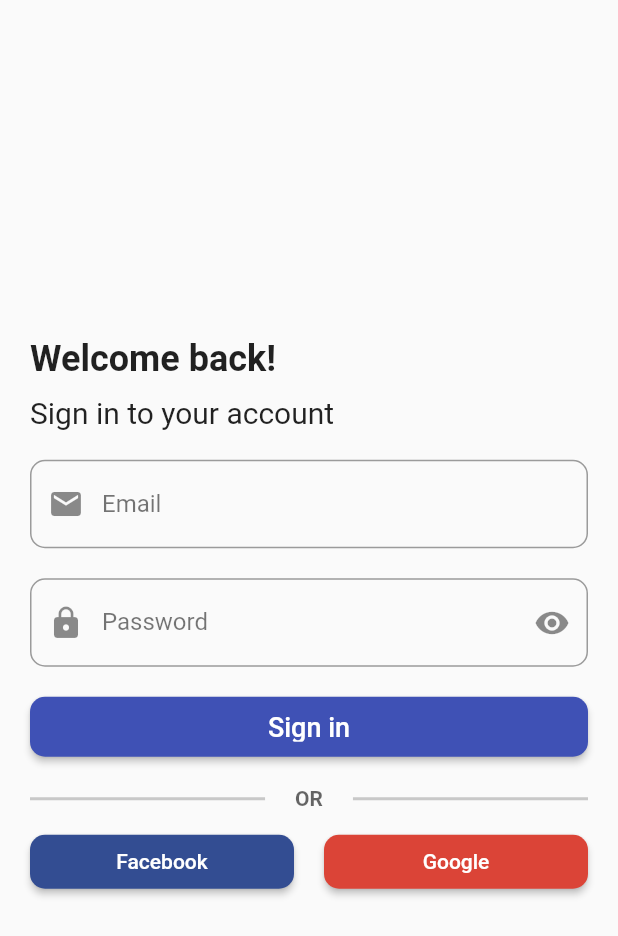
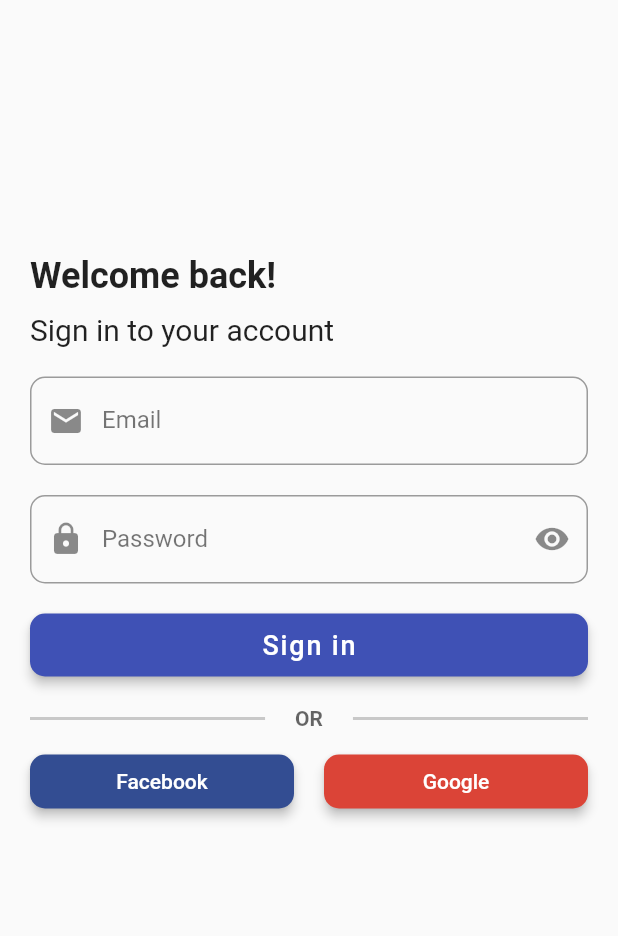
Before and after one commit to rragnarsd/grocery_app, a Flutter app: the screen it shows after launch, after a tap on "Sign in", on a phone screen of 412 x 824 dp. Shown: the top 936 px of the screen. Run offline on Flutter 3.47's test engine with Material 2 defaults, Android fonts, the phone set to English and light mode, and no system bars; our stand-ins replace badges, carousel_pro, cloud_firestore, firebase_auth, firebase_core, google_sign_in; missing offline and left inert: flutter_login_facebook, toggle_bar; accounts and stored records are empty.

Commit message:
landing page

```diff
--- a/lib/main.dart
+++ b/lib/main.dart
@@ -34,9 +34,8 @@ class MyApp extends StatelessWidget {
         debugShowCheckedModeBanner: false,
         title: 'Farmers Market',
         theme: ThemeData(
-          primarySwatch: Colors.indigo,
-          visualDensity: VisualDensity.adaptivePlatformDensity
-        ),
+            primarySwatch: Colors.indigo,
+            visualDensity: VisualDensity.adaptivePlatformDensity),
         initialRoute: '/AuthState',
         routes: {
           '/BottomBarScreen': (context) => BottomBarScreen(),
--- a/lib/screens/landing_screen.dart
+++ b/lib/screens/landing_screen.dart
@@ -1,27 +1,85 @@
 import 'package:flutter/material.dart';
 
-class LandingScreen extends StatelessWidget {
+class LandingScreen extends StatefulWidget {
+  @override
+  _LandingScreenState createState() => _LandingScreenState();
+}
+
+class _LandingScreenState extends State<LandingScreen> {
   @override
   Widget build(BuildContext context) {
     return Scaffold(
-      body: Padding(
+      body: Container(
+          child: Stack(
+        children: [
+          Container(
+            decoration: BoxDecoration(
+                image: DecorationImage(
+              image: AssetImage('assets/images/brooke-lark.jpg'),
+              fit: BoxFit.cover,
+            ),
+            ),
+          ),
+          Container(
+            height: double.infinity,
+            decoration: BoxDecoration(
+              color: Colors.white,
+              gradient: LinearGradient(
+                begin: FractionalOffset.topLeft,
+                end: FractionalOffset.bottomRight,
+                colors: [
+                  Colors.white.withOpacity(0.0),
+                  Colors.grey.shade200
+                ],
+                stops: [0.0, 1.0],
+              ),
+            ),
+          ),
+          Padding(
             padding: const EdgeInsets.all(20.0),
             child: Column(
               mainAxisAlignment: MainAxisAlignment.center,
               children: [
+                      /*Container(
+                child: Image.asset('assets/images/logo.png'),
+              ),*/
                 Container(
                   width: double.infinity,
+                  height: 42.0,
                   child: ElevatedButton(
-                  child: Text('Sign in'),
+                      child: Text(
+                        'Sign in',
+                        style: TextStyle(fontSize: 18.0, color: Colors.indigo, letterSpacing: 1.2),
+                      ),
+                      style: ElevatedButton.styleFrom(
+                        elevation: 3,
+                        shape: RoundedRectangleBorder(
+                          borderRadius: BorderRadius.circular(10.0),
+                        ),
+                        primary: Colors.white.withOpacity(0.9),
+                        padding: EdgeInsets.all(10.0),
+                      ),
                       onPressed: () {
                         Navigator.pushNamed(context, '/SignInForm');
+                        print('hello');
                       }),
                 ),
-            SizedBox(height: 10.0),
+                SizedBox(height: 20.0),
                 Container(
                   width: double.infinity,
+                  height: 42.0,
                   child: ElevatedButton(
-                  child: Text('Register'),
+                      child: Text(
+                        'Register',
+                        style: TextStyle(fontSize: 18.0, letterSpacing: 1.2),
+                      ),
+                      style: ElevatedButton.styleFrom(
+                        elevation: 3,
+                        shape: RoundedRectangleBorder(
+                          borderRadius: BorderRadius.circular(10.0),
+                        ),
+                        padding: EdgeInsets.all(10.0),
+                      ),
                       onPressed: () {
                         Navigator.pushNamed(context, '/RegisterForm');
                       }),
@@ -29,6 +87,8 @@ class LandingScreen extends StatelessWidget {
               ],
             ),
           ),
+        ],
+      )),
     );
   }
 }
--- a/lib/widgets/auth/login_form.dart
+++ b/lib/widgets/auth/login_form.dart
@@ -53,6 +53,7 @@ class _SignInFormState extends State<SignInForm> {
     try {
       await _auth.signInWithEmailAndPassword(
           email: _emailController.text, password: _passwordController.text);
+      Navigator.of(context).pop();
     } catch (error) {
       showAlertDialog(context,
           title: 'Signed in failed',
@@ -79,6 +80,7 @@ class _SignInFormState extends State<SignInForm> {
           GoogleAuthProvider.credential(
               accessToken: googleAuth.accessToken, idToken: googleAuth.idToken),
         );
+        Navigator.of(context).pop();
         return authResult.user;
       } else {
         throw FirebaseAuthException(
@@ -103,6 +105,7 @@ class _SignInFormState extends State<SignInForm> {
         final userCredential = await _auth.signInWithCredential(
           FacebookAuthProvider.credential(accessToken.token),
         );
+        Navigator.of(context).pop();
         return userCredential.user;
       case FacebookLoginStatus.cancel:
         throw FirebaseAuthException(
@@ -129,10 +132,13 @@ class _SignInFormState extends State<SignInForm> {
     return Scaffold(
       body: Padding(
         padding: const EdgeInsets.all(20.0),
+        child: SingleChildScrollView(
           child: Column(
               crossAxisAlignment: CrossAxisAlignment.start,
-            mainAxisAlignment: MainAxisAlignment.center,
               children: [
+            SizedBox(
+              height: 150,
+            ),
             Column(
               crossAxisAlignment: CrossAxisAlignment.start,
               children: [
@@ -211,13 +217,14 @@ class _SignInFormState extends State<SignInForm> {
                         )
                       : Container(
                           width: double.infinity,
-                            height: 40.0,
+                          height: 42.0,
                           child: ElevatedButton(
                             child: Text(
                               'Sign in',
-                                style: TextStyle(fontSize: 18.0),
+                              style: TextStyle(fontSize: 18.0, letterSpacing: 1.2),
                             ),
                             style: ElevatedButton.styleFrom(
+                              elevation: 3,
                               shape: RoundedRectangleBorder(
                                 borderRadius: BorderRadius.circular(10.0),
                               ),
@@ -268,6 +275,7 @@ class _SignInFormState extends State<SignInForm> {
                           child: Text('Facebook'),
                           onPressed: _signInWithFacebook,
                           style: ElevatedButton.styleFrom(
+                            elevation: 3,
                             shape: RoundedRectangleBorder(
                               borderRadius: BorderRadius.circular(10.0),
                             ),
@@ -283,6 +291,7 @@ class _SignInFormState extends State<SignInForm> {
                           child: Text('Google'),
                           onPressed: _signInWithGoogle,
                           style: ElevatedButton.styleFrom(
+                              elevation: 3,
                               shape: RoundedRectangleBorder(
                                 borderRadius: BorderRadius.circular(10.0),
                               ),
@@ -296,6 +305,7 @@ class _SignInFormState extends State<SignInForm> {
             ),
           ]),
         ),
+      ),
     );
   }
 }
--- a/lib/widgets/auth/register_form.dart
+++ b/lib/widgets/auth/register_form.dart
@@ -63,6 +63,7 @@ class _RegisterFormState extends State<RegisterForm> {
         'email': _emailAddress,
         'imgUrl': '',
       });
+      Navigator.of(context).pop();
     } catch (error) {
       showAlertDialog(context,
           title: 'Register failed',
@@ -89,6 +90,7 @@ class _RegisterFormState extends State<RegisterForm> {
           GoogleAuthProvider.credential(
               accessToken: googleAuth.accessToken, idToken: googleAuth.idToken),
         );
+        Navigator.of(context).pop();
         return authResult.user;
       } else {
         throw FirebaseAuthException(
@@ -113,6 +115,7 @@ class _RegisterFormState extends State<RegisterForm> {
         final userCredential = await _auth.signInWithCredential(
           FacebookAuthProvider.credential(accessToken.token),
         );
+        Navigator.of(context).pop();
         return userCredential.user;
       case FacebookLoginStatus.cancel:
         throw FirebaseAuthException(
@@ -139,10 +142,13 @@ class _RegisterFormState extends State<RegisterForm> {
     return Scaffold(
       body: Padding(
         padding: const EdgeInsets.all(20.0),
+        child: SingleChildScrollView(
           child: Column(
               crossAxisAlignment: CrossAxisAlignment.start,
-            mainAxisAlignment: MainAxisAlignment.center,
               children: [
+                SizedBox(
+                  height: 150,
+                ),
                 Column(
                   crossAxisAlignment: CrossAxisAlignment.start,
                   children: [
@@ -215,13 +221,14 @@ class _RegisterFormState extends State<RegisterForm> {
                             )
                           : Container(
                               width: double.infinity,
-                            height: 40.0,
+                              height: 42.0,
                               child: ElevatedButton(
                                 child: Text(
                                   'Register',
-                                style: TextStyle(fontSize: 18.0),
+                                  style: TextStyle(fontSize: 18.0, letterSpacing: 1.2),
                                 ),
                                 style: ElevatedButton.styleFrom(
+                                  elevation: 3,
                                   shape: RoundedRectangleBorder(
                                     borderRadius: BorderRadius.circular(10.0),
                                   ),
@@ -272,6 +279,7 @@ class _RegisterFormState extends State<RegisterForm> {
                               child: Text('Facebook'),
                               onPressed: _signInWithFacebook,
                               style: ElevatedButton.styleFrom(
+                                elevation: 3,
                                 shape: RoundedRectangleBorder(
                                   borderRadius: BorderRadius.circular(10.0),
                                 ),
@@ -287,6 +295,7 @@ class _RegisterFormState extends State<RegisterForm> {
                               child: Text('Google'),
                               onPressed: _signInWithGoogle,
                               style: ElevatedButton.styleFrom(
+                                  elevation: 3,
                                   shape: RoundedRectangleBorder(
                                     borderRadius: BorderRadius.circular(10.0),
                                   ),
@@ -300,6 +309,7 @@ class _RegisterFormState extends State<RegisterForm> {
                 ),
               ]),
         ),
+      ),
     );
   }
 }
```
Also changed, not shown: assets/images/brooke-lark.jpg (added), assets/images/logo.png (added). Lines whose indentation alone changed are shown as unchanged.
